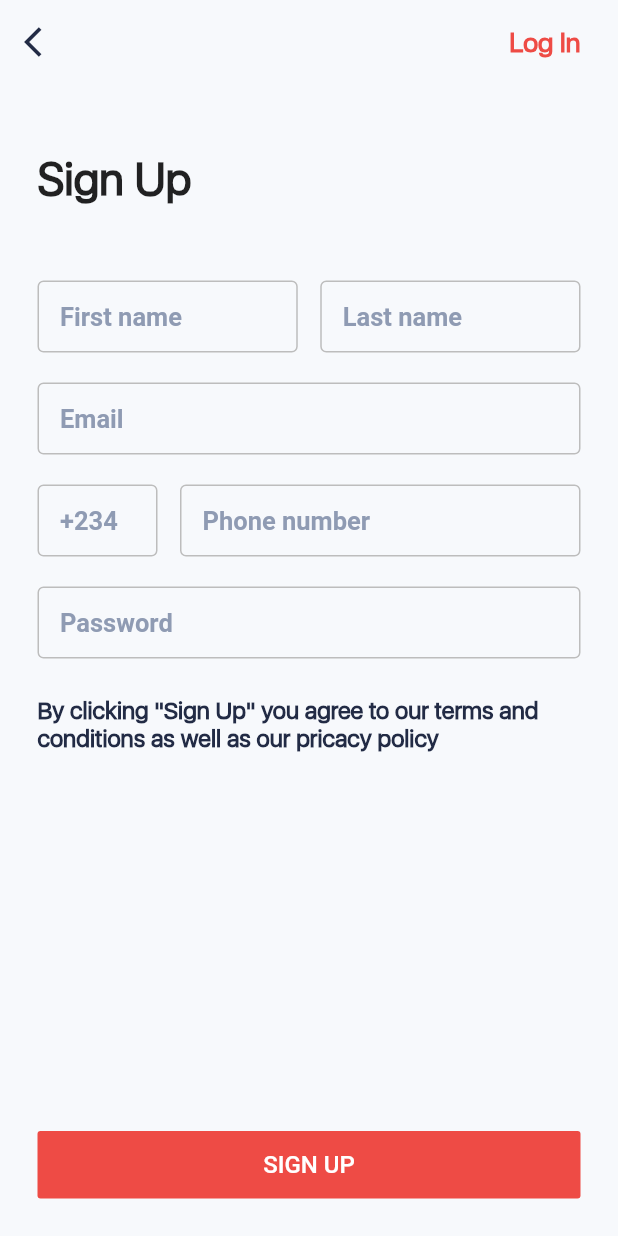
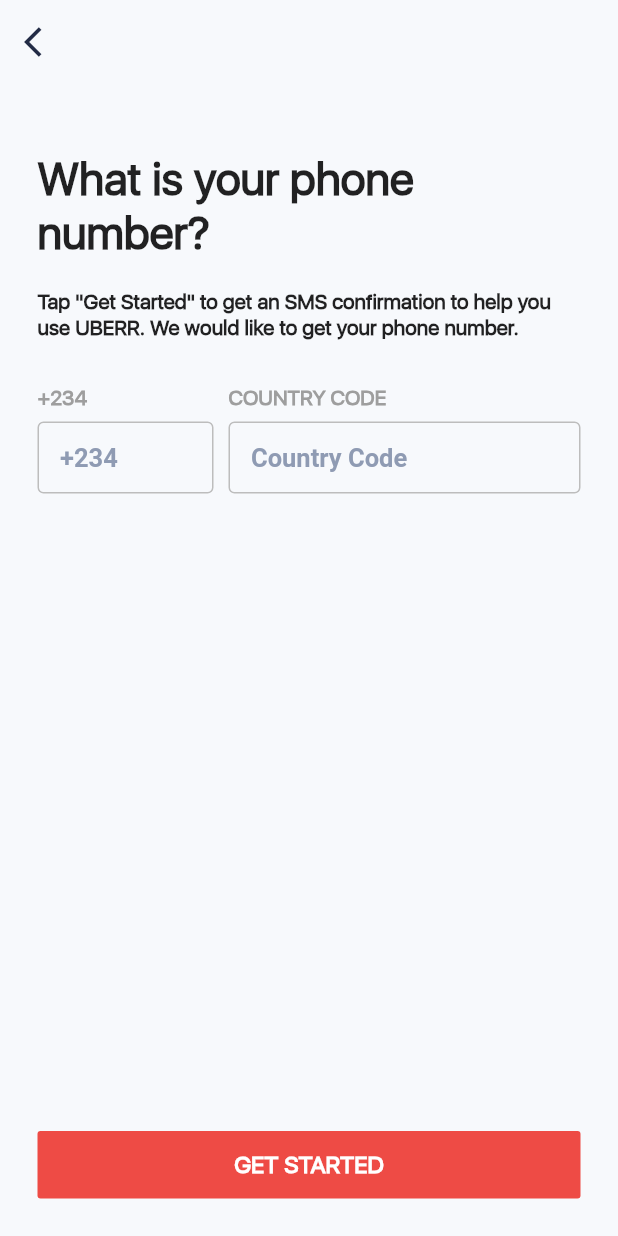
Before and after one commit to olayemii/uberr-ui, a Flutter app: the screen it shows after launch, after a tap on the "arrow back ios" icon, on a phone screen of 412 x 824 dp. Run offline on Flutter 3.47's test engine with Material 2 defaults, Android fonts, the phone set to English and light mode, and no system bars; project files that could hold a hidden picture were left out.

Commit message:
Mobile number registration

```diff
--- a/lib/main.dart
+++ b/lib/main.dart
@@ -12,7 +12,7 @@ void main() {
         debugShowCheckedModeBanner: false,
         onGenerateRoute: onGenerateRoute,
         theme: ThemeScheme.light(),
-        initialRoute: RegisterRoute,
+        initialRoute: PhoneRegisterRoute,
       ),
     ),
   );
--- a/lib/router.dart
+++ b/lib/router.dart
@@ -1,5 +1,7 @@
 import 'package:flutter/cupertino.dart';
 import 'package:flutter/material.dart';
+import 'package:uberr/screens/login.dart';
+import 'package:uberr/screens/phone_registration.dart';
 import 'package:uberr/screens/register.dart';
 import 'package:uberr/screens/walkthrough.dart';
 
@@ -7,6 +9,8 @@ import 'package:uberr/screens/walkthrough.dart';
 // const String HomePageRoute = "/";
 const String WalkthroughRoute = "/";
 const String RegisterRoute = "register";
+const String LoginRoute = "login";
+const String PhoneRegisterRoute = "phone-register";
 
 // Router
 Route<dynamic> onGenerateRoute(RouteSettings settings) {
@@ -16,6 +20,11 @@ Route<dynamic> onGenerateRoute(RouteSettings settings) {
           builder: (BuildContext context) => WalkThrough());
     case RegisterRoute:
       return MaterialPageRoute(builder: (BuildContext context) => Register());
+    case LoginRoute:
+      return MaterialPageRoute(builder: (BuildContext context) => Login());
+    case PhoneRegisterRoute:
+      return MaterialPageRoute(
+          builder: (BuildContext context) => PhoneRegistration());
     default:
       return MaterialPageRoute(
           builder: (BuildContext context) => WalkThrough());
--- /dev/null
+++ b/lib/screens/phone_registration.dart
@@ -0,0 +1,89 @@
+import 'package:flutter/material.dart';
+import 'package:uberr/widgets/custom_text_form_field.dart';
+
+class PhoneRegistration extends StatelessWidget {
+  @override
+  Widget build(BuildContext context) {
+    final ThemeData _theme = Theme.of(context);
+    return Scaffold(
+      resizeToAvoidBottomPadding: false,
+      appBar: AppBar(
+        backgroundColor: _theme.scaffoldBackgroundColor,
+        automaticallyImplyLeading: false,
+        elevation: 0,
+        leading: IconButton(
+          icon: Icon(Icons.arrow_back_ios),
+          onPressed: () {},
+        ),
+      ),
+      body: Container(
+        padding: EdgeInsets.all(25.0),
+        child: Column(
+          children: <Widget>[
+            Expanded(
+              child: Column(
+                crossAxisAlignment: CrossAxisAlignment.stretch,
+                children: <Widget>[
+                  Container(
+                    padding: EdgeInsets.symmetric(vertical: 20.0),
+                    child: Text(
+                      "What is your phone number?",
+                      style: _theme.textTheme.title.merge(
+                        TextStyle(fontSize: 30.0),
+                      ),
+                    ),
+                  ),
+                  Text(
+                    "Tap \"Get Started\" to get an SMS confirmation to help you use UBERR. We would like to get your phone number.",
+                    style:
+                        TextStyle(fontWeight: FontWeight.bold, fontSize: 14.0),
+                  ),
+                  SizedBox(
+                    height: 30.0,
+                  ),
+                  Row(
+                    mainAxisAlignment: MainAxisAlignment.start,
+                    children: <Widget>[
+                      Flexible(
+                        fit: FlexFit.tight,
+                        child: CustomTextFormField(
+                          hintText: "+234",
+                        ),
+                      ),
+                      SizedBox(
+                        width: 10.0,
+                      ),
+                      Expanded(
+                        flex: 2,
+                        child: CustomTextFormField(
+                          hintText: "Country Code",
+                        ),
+                      )
+                    ],
+                  )
+                ],
+              ),
+            ),
+            Container(
+              width: MediaQuery.of(context).size.width,
+              height: 45.0,
+              child: FlatButton(
+                color: _theme.primaryColor,
+                child: Text(
+                  "GET STARTED",
+                  style: _theme.textTheme.body1.merge(
+                    TextStyle(
+                      fontWeight: FontWeight.bold,
+                      color: Colors.white,
+                    ),
+                  ),
+                ),
+                onPressed: () {},
+              ),
+            )
+          ],
+        ),
+      ),
+    );
+  }
+}
--- a/lib/styles/colors.dart
+++ b/lib/styles/colors.dart
@@ -11,3 +11,5 @@ final Color dsecondaryColor = const Color(0xffFFAA00);
 final Color dbasicDarkColor = const Color(0xff222B45);
 final Color dbasicGreyColor = const Color(0xff8F9BB3);
 final Color dbackgroundColor = const Color(0xff222B45);
+
+final Color facebookColor = const Color(0xff3B5998);
--- a/lib/widgets/custom_text_form_field.dart
+++ b/lib/widgets/custom_text_form_field.dart
@@ -7,9 +7,24 @@ class CustomTextFormField extends StatelessWidget {
 
   @override
   Widget build(BuildContext context) {
-    return TextFormField(
+    return Column(
+      crossAxisAlignment: CrossAxisAlignment.stretch,
+      children: <Widget>[
+        Text(
+          hintText.toUpperCase(),
+          style: TextStyle(
+            fontWeight: FontWeight.w700,
+            fontSize: 14.0,
+            color: Colors.grey[500],
+          ),
+        ),
+        SizedBox(
+          height: 7.0,
+        ),
+        TextFormField(
           decoration: InputDecoration(
-        contentPadding: EdgeInsets.symmetric(vertical: 10.0, horizontal: 15.0),
+            contentPadding:
+                EdgeInsets.symmetric(vertical: 10.0, horizontal: 15.0),
             focusedBorder: OutlineInputBorder(
               borderSide: BorderSide(
                 color: Colors.grey[400],
@@ -21,6 +36,8 @@ class CustomTextFormField extends StatelessWidget {
                 fontSize: 17.0,
                 color: dbasicGreyColor),
           ),
+        ),
+      ],
     );
   }
 }
```
Also changed, not shown: lib/screens/login.dart (+180 -0 lines). Lines whose indentation alone changed are shown as unchanged.
